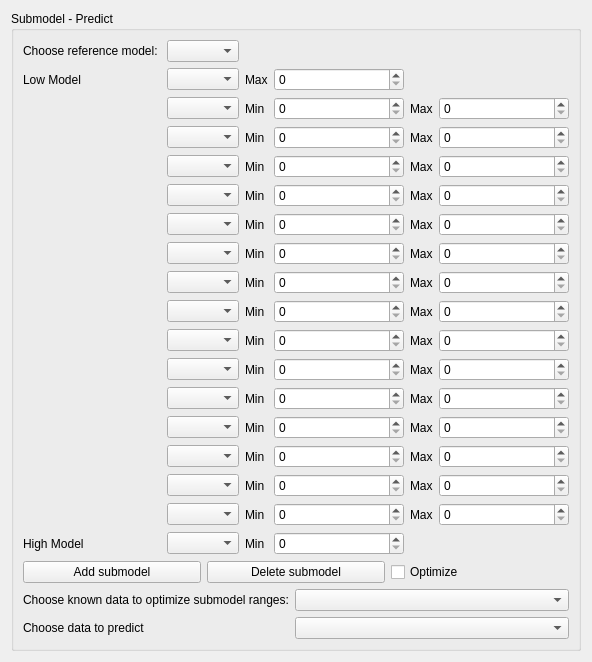
Qt form ui/SubmodelPredict.ui (tisaconundrum2/PySAT-GUI) before a commit.
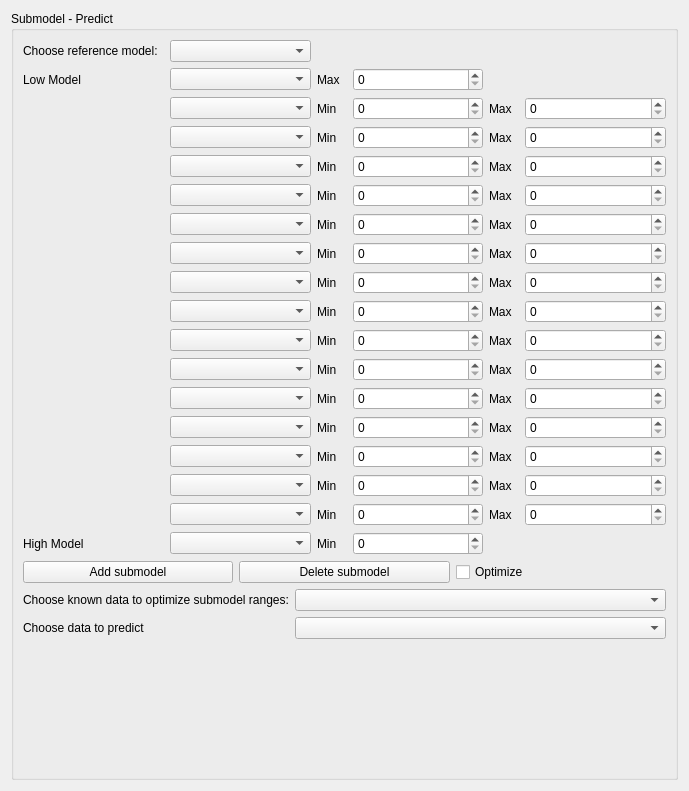
The same form after that commit.

Commit message: Renaming checkBox

```diff
--- a/ui/SubmodelPredict.ui
+++ b/ui/SubmodelPredict.ui
@@ -2,6 +2,14 @@
 <ui version="4.0">
  <class>Form</class>
  <widget class="QWidget" name="Form">
+  <property name="geometry">
+   <rect>
+    <x>0</x>
+    <y>0</y>
+    <width>689</width>
+    <height>791</height>
+   </rect>
+  </property>
   <property name="sizePolicy">
    <sizepolicy hsizetype="Ignored" vsizetype="Ignored">
     <horstretch>0</horstretch>
```
Left out of the diff: 8 changed lines with no effect on the pictures. The commit also changes 1 other file.
